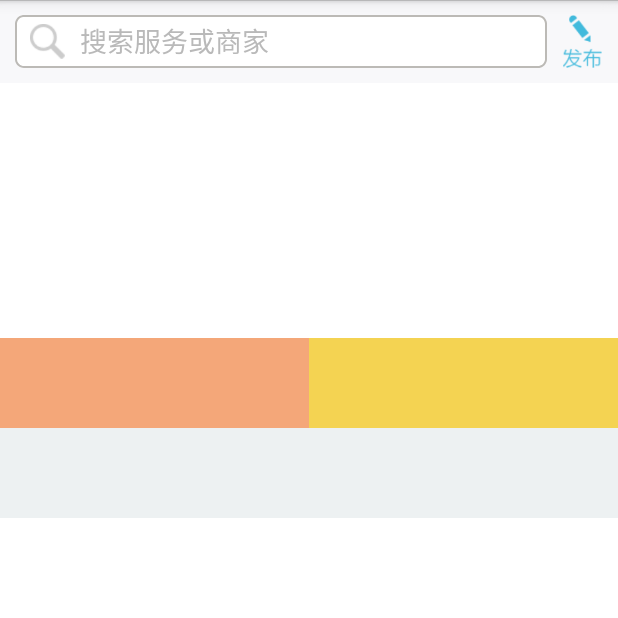
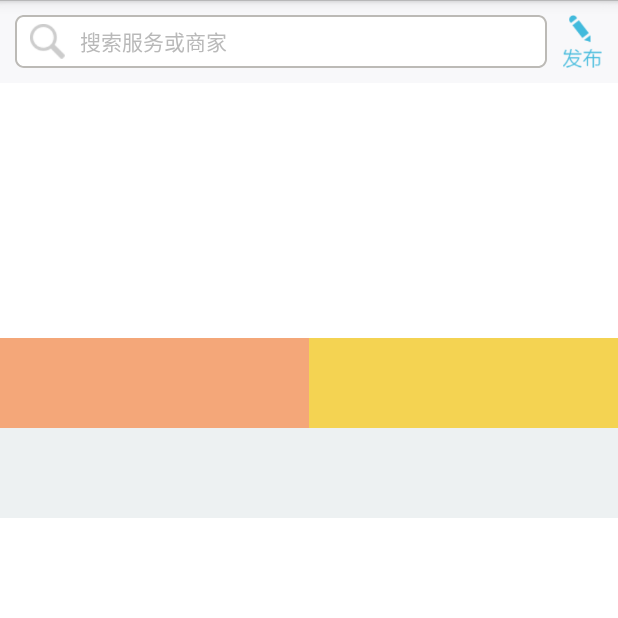
Before and after one commit to PercentKouTeam/kzpdd, an Android app: the screen it shows after launch (MainActivity), on a phone screen of 412 x 824 dp, the top half of it. Run offline under Robolectric (Android 15) with nearby library versions, the phone set to English and light mode, and no system bars; our stand-ins replace Volley.

Commit message:
add search header font size

```diff
--- a/HundredPercent/app/src/main/res/layout/header_search.xml
+++ b/HundredPercent/app/src/main/res/layout/header_search.xml
@@ -26,6 +26,7 @@
             android:layout_toRightOf="@+id/search_image"
             android:layout_marginLeft="10dip"
             android:layout_marginRight="10dip"
+            android:textSize="@dimen/search_header_font_size"
             android:text="搜索服务或商家"
             android:textColor="#B9B9B9"
             android:background="@null"
--- a/HundredPercent/app/src/main/res/values/dimens.xml
+++ b/HundredPercent/app/src/main/res/values/dimens.xml
@@ -10,7 +10,7 @@
     <!-- search header -->
     <dimen name="search_button_size">23dip</dimen>
     <dimen name="search_header_height">55dip</dimen>
-
+    <dimen name="search_header_font_size">14dip</dimen>
     <!-- homepage -->
     <dimen name="middle_module">60dip</dimen>
 
```
